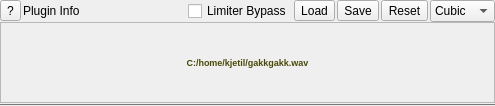
First picture: the form in Qt/qt4_plugin_widget.ui, repository kmatheussen/radium, before the edit.
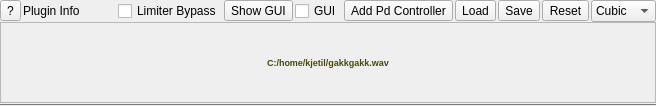
Second picture: the form after the edit.

```diff
--- a/Qt/qt4_plugin_widget.ui
+++ b/Qt/qt4_plugin_widget.ui
@@ -6,7 +6,7 @@
    <rect>
     <x>0</x>
     <y>0</y>
-    <width>495</width>
+    <width>656</width>
     <height>106</height>
    </rect>
   </property>
@@ -80,6 +80,33 @@
        </property>
       </widget>
      </item>
+     <item>
+      <widget class="QToolButton" name="show_gui_button">
+       <property name="text">
+        <string>Show GUI</string>
+       </property>
+      </widget>
+     </item>
+     <item>
+      <widget class="QCheckBox" name="show_gui_checkbox">
+       <property name="text">
+        <string>GUI</string>
+       </property>
+      </widget>
+     </item>
+     <item>
+      <widget class="QToolButton" name="new_pd_controller_button">
+       <property name="sizePolicy">
+        <sizepolicy hsizetype="Fixed" vsizetype="Fixed">
+         <horstretch>0</horstretch>
+         <verstretch>0</verstretch>
+        </sizepolicy>
+       </property>
+       <property name="text">
+        <string>Add Pd Controller</string>
+       </property>
+      </widget>
+     </item>
      <item>
       <widget class="QToolButton" name="load_button">
        <property name="text">
```
